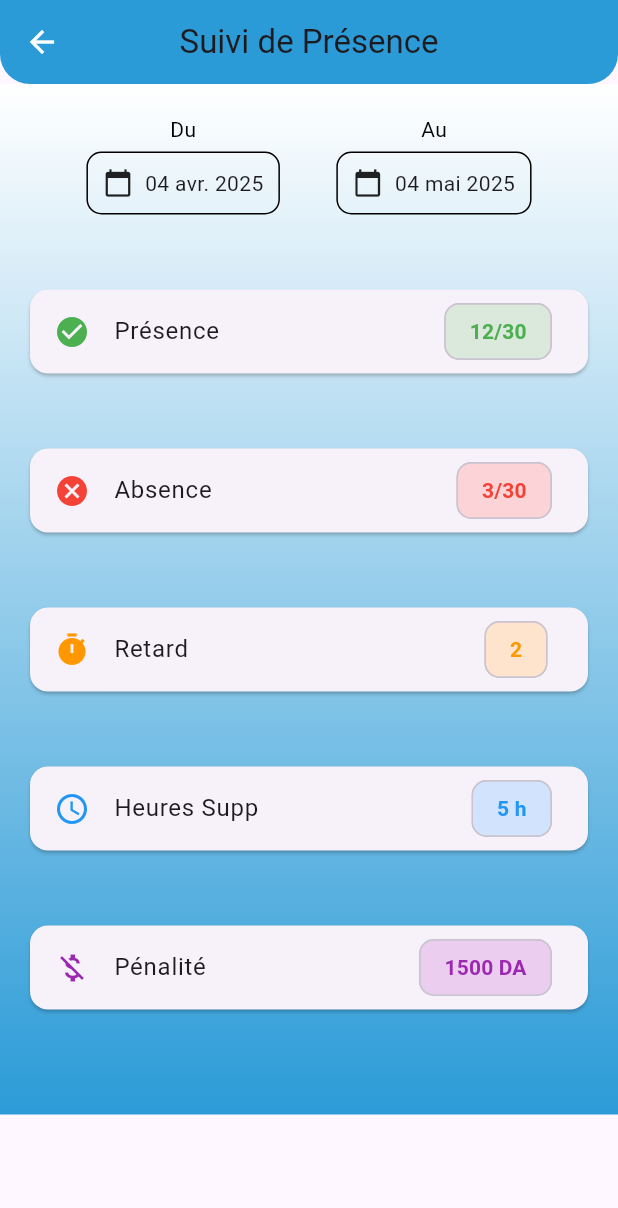
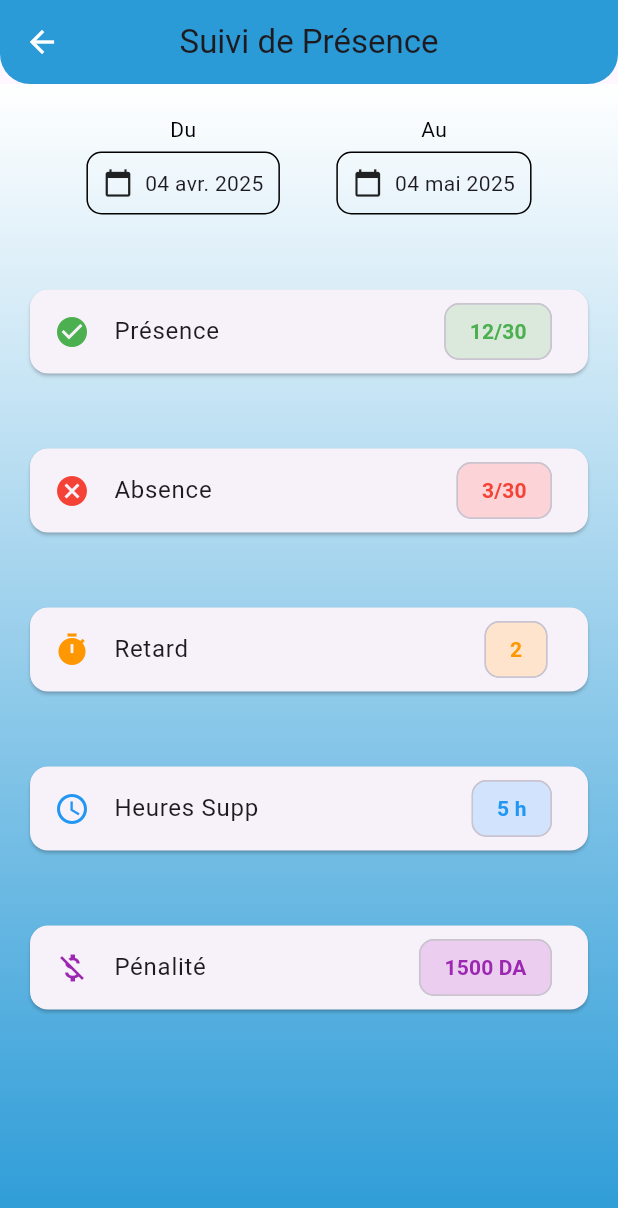
Before and after one commit to Monica1230244/projets, a Flutter app: the Presence screen opened directly, on a phone screen of 412 x 824 dp. Shown: the top 1208 px of the screen. Run offline on Flutter 3.47's test engine with Material 3 defaults, Android fonts, the phone set to English and light mode, and no system bars; our stand-ins replace table_calendar.

Commit message:
layourt correction

```diff
--- a/lib/user.dart
+++ b/lib/user.dart
@@ -93,12 +93,11 @@ class _PresenceState extends State<Presence> {
             end: Alignment.bottomCenter,
           ),
         ),
-        child: SingleChildScrollView(
         child: Padding(
           padding: const EdgeInsets.all(20.0),
           child: Column(
             children: [
-                // Sélection de période
+
               Row(
                 mainAxisAlignment: MainAxisAlignment.spaceEvenly,
                 children: [
@@ -152,7 +151,7 @@ class _PresenceState extends State<Presence> {
               ),
               const SizedBox(height: 50),
 
-                // Options avec Chips
+
               _buildOptionTile(
                 icon: Icons.check_circle,
                 color: Colors.green,
@@ -195,7 +194,6 @@ class _PresenceState extends State<Presence> {
               ),
               _buildPenaltyTile(),
             ],
-            ),
           ),
         ),
       ),
```
Lines whose indentation alone changed are shown as unchanged.
